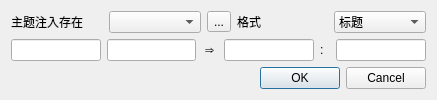
The window that descadddialog.ui (DKLost/questions) describes before a commit, drawn with Qt 5.
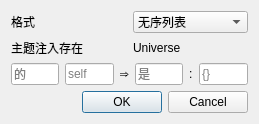
The same window after the commit.

What changed in the file:
```diff
--- a/descadddialog.ui
+++ b/descadddialog.ui
@@ -6,33 +6,22 @@
    <rect>
     <x>0</x>
     <y>0</y>
-    <width>437</width>
-    <height>99</height>
+    <width>259</width>
+    <height>122</height>
    </rect>
   </property>
+  <property name="sizePolicy">
+   <sizepolicy hsizetype="Preferred" vsizetype="Preferred">
+    <horstretch>0</horstretch>
+    <verstretch>0</verstretch>
+   </sizepolicy>
+  </property>
   <property name="windowTitle">
    <string>Dialog</string>
   </property>
   <layout class="QVBoxLayout" name="verticalLayout">
    <item>
-    <layout class="QHBoxLayout" name="horizontalLayout_2">
-     <item>
-      <widget class="QLabel" name="label_3">
-       <property name="text">
-        <string>主题注入存在</string>
-       </property>
-      </widget>
-     </item>
-     <item>
-      <widget class="QComboBox" name="comboBox"/>
-     </item>
-     <item>
-      <widget class="QToolButton" name="toolButton">
-       <property name="text">
-        <string>...</string>
-       </property>
-      </widget>
-     </item>
+    <layout class="QHBoxLayout" name="horizontalLayout_3">
      <item>
       <widget class="QLabel" name="label_4">
        <property name="text">
@@ -42,11 +31,6 @@
      </item>
      <item>
       <widget class="QComboBox" name="comboBox_2">
-       <item>
-        <property name="text">
-         <string>标题</string>
-        </property>
-       </item>
        <item>
         <property name="text">
          <string>无序列表</string>
@@ -57,6 +41,29 @@
          <string>有序列表</string>
         </property>
        </item>
+       <item>
+        <property name="text">
+         <string>标题</string>
+        </property>
+       </item>
+      </widget>
+     </item>
+    </layout>
+   </item>
+   <item>
+    <layout class="QHBoxLayout" name="horizontalLayout_2">
+     <item>
+      <widget class="QLabel" name="label_3">
+       <property name="text">
+        <string>主题注入存在</string>
+       </property>
+      </widget>
+     </item>
+     <item>
+      <widget class="QLabel" name="themeBeingLabel">
+       <property name="text">
+        <string>Universe</string>
+       </property>
       </widget>
      </item>
     </layout>
@@ -68,6 +75,9 @@
        <property name="toolTip">
         <string>修饰过程存在</string>
        </property>
+       <property name="placeholderText">
+        <string>的</string>
+       </property>
       </widget>
      </item>
      <item>
@@ -75,12 +85,15 @@
        <property name="toolTip">
         <string>中心数据</string>
        </property>
+       <property name="placeholderText">
+        <string>self</string>
+       </property>
       </widget>
      </item>
      <item>
       <widget class="QLabel" name="label">
        <property name="text">
-        <string> ⇒ </string>
+        <string>⇒</string>
        </property>
       </widget>
      </item>
@@ -89,12 +102,15 @@
        <property name="toolTip">
         <string>关系过程存在</string>
        </property>
+       <property name="placeholderText">
+        <string>是</string>
+       </property>
       </widget>
      </item>
      <item>
       <widget class="QLabel" name="label_2">
        <property name="text">
-        <string>:  </string>
+        <string>:</string>
        </property>
       </widget>
      </item>
@@ -103,8 +119,24 @@
        <property name="toolTip">
         <string>关系注入存在</string>
        </property>
+       <property name="placeholderText">
+        <string>{}</string>
+       </property>
       </widget>
      </item>
+     <item>
+      <spacer name="horizontalSpacer">
+       <property name="orientation">
+        <enum>Qt::Orientation::Horizontal</enum>
+       </property>
+       <property name="sizeHint" stdset="0">
+        <size>
+         <width>40</width>
+         <height>20</height>
+        </size>
+       </property>
+      </spacer>
+     </item>
     </layout>
    </item>
    <item>
```
Left out of the diff: 2 changed lines with no effect on the pictures.
